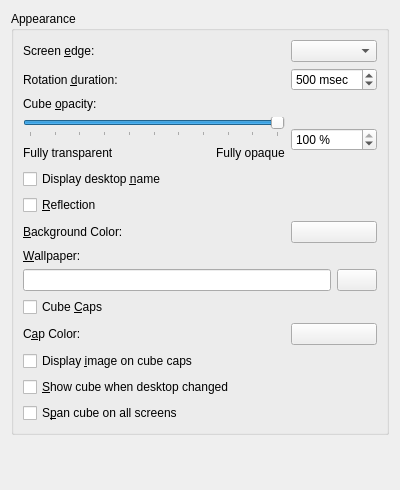
Before: the Qt Designer form effects/cube_config.ui in KDE/kwin, drawn with Qt 5.
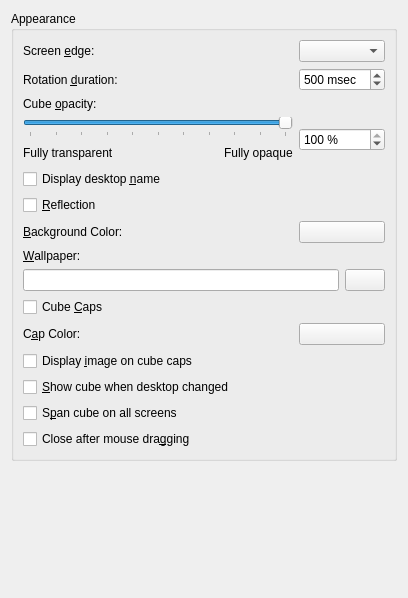
After: the same form once the commit is applied. Custom widgets are drawn as their Qt base class.

Commit message: Option for Compiz like mouse dragging in cube effects. That is cube is closed on release of mouse button. Option is disabled by default.

```diff
--- a/effects/cube_config.ui
+++ b/effects/cube_config.ui
@@ -5,8 +5,8 @@
    <rect>
     <x>0</x>
     <y>0</y>
-    <width>400</width>
-    <height>490</height>
+    <width>408</width>
+    <height>598</height>
    </rect>
   </property>
   <layout class="QVBoxLayout" >
@@ -224,6 +224,13 @@
         </item>
        </layout>
       </item>
+      <item row="18" column="0" >
+       <widget class="QCheckBox" name="closeOnMouseReleaseBox" >
+        <property name="text" >
+         <string>Close after mouse dra&amp;gging</string>
+        </property>
+       </widget>
+      </item>
      </layout>
     </widget>
    </item>
```
The commit also changes 7 other files.
